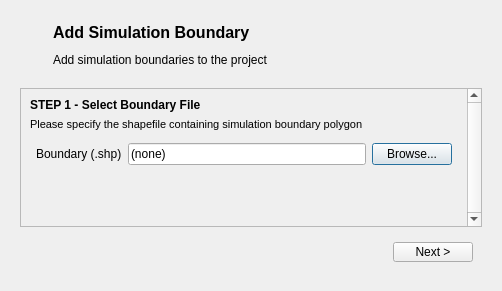
First picture: the form in gui/addboundarydialog.ui, repository petermbach/urbanbeats-pss, before the edit.
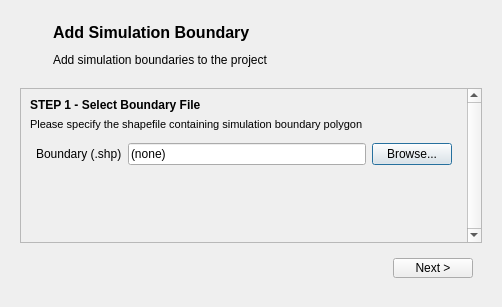
Second picture: the form after the edit. Icons and pictures are not drawn.

```diff
--- a/gui/addboundarydialog.ui
+++ b/gui/addboundarydialog.ui
@@ -7,7 +7,7 @@
     <x>0</x>
     <y>0</y>
     <width>502</width>
-    <height>291</height>
+    <height>307</height>
    </rect>
   </property>
   <property name="windowTitle">
@@ -99,7 +99,7 @@
             <x>0</x>
             <y>0</y>
             <width>447</width>
-            <height>142</height>
+            <height>158</height>
            </rect>
           </property>
           <layout class="QVBoxLayout" name="verticalLayout_2">
```
Left out of the diff: 4 changed lines with no effect on the pictures.
